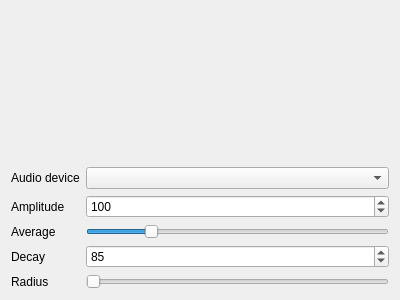
Qt form Effects/SwirlCirclesAudio/SwirlCirclesAudio.ui (DLdota/OpenRGBEffectsPlugin) before a commit.
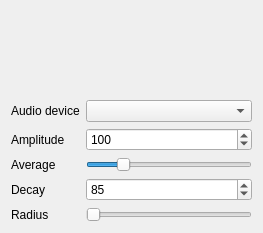
The same form after that commit.

Commit message: Review audio effects combobox size

The edit to the form file:
```diff
--- a/Effects/SwirlCirclesAudio/SwirlCirclesAudio.ui
+++ b/Effects/SwirlCirclesAudio/SwirlCirclesAudio.ui
@@ -6,8 +6,8 @@
    <rect>
     <x>0</x>
     <y>0</y>
-    <width>400</width>
-    <height>300</height>
+    <width>263</width>
+    <height>233</height>
    </rect>
   </property>
   <property name="windowTitle">
@@ -22,7 +22,14 @@
     </widget>
    </item>
    <item row="1" column="1">
-    <widget class="QComboBox" name="devices"/>
+    <widget class="QComboBox" name="devices">
+     <property name="sizePolicy">
+      <sizepolicy hsizetype="Ignored" vsizetype="Fixed">
+       <horstretch>0</horstretch>
+       <verstretch>0</verstretch>
+      </sizepolicy>
+     </property>
+    </widget>
    </item>
    <item row="0" column="0" colspan="2">
     <spacer name="verticalSpacer">
```
The commit also changes 5 other files.
